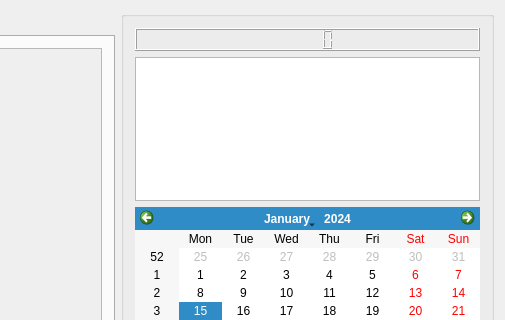
First picture: the form in mainwindow.ui, repository ACoupat/Refrigestion, before the edit; both pictures show x 270 to 775 and y 0 to 320 of the 775 by 574 pixel window.
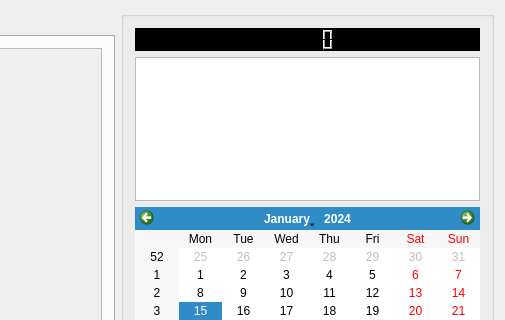
Second picture: the form after the edit.

```diff
--- a/mainwindow.ui
+++ b/mainwindow.ui
@@ -28,7 +28,11 @@
       </property>
       <layout class="QGridLayout" name="gridLayout_5">
        <item row="0" column="0">
-        <widget class="QLCDNumber" name="lcdNumberHeure"/>
+        <widget class="QLCDNumber" name="lcdNumberHeure">
+         <property name="styleSheet">
+          <string notr="true">background-color: rgb(0, 0, 0);</string>
+         </property>
+        </widget>
        </item>
        <item row="4" column="0">
         <widget class="QLabel" name="label_Postit">
```
